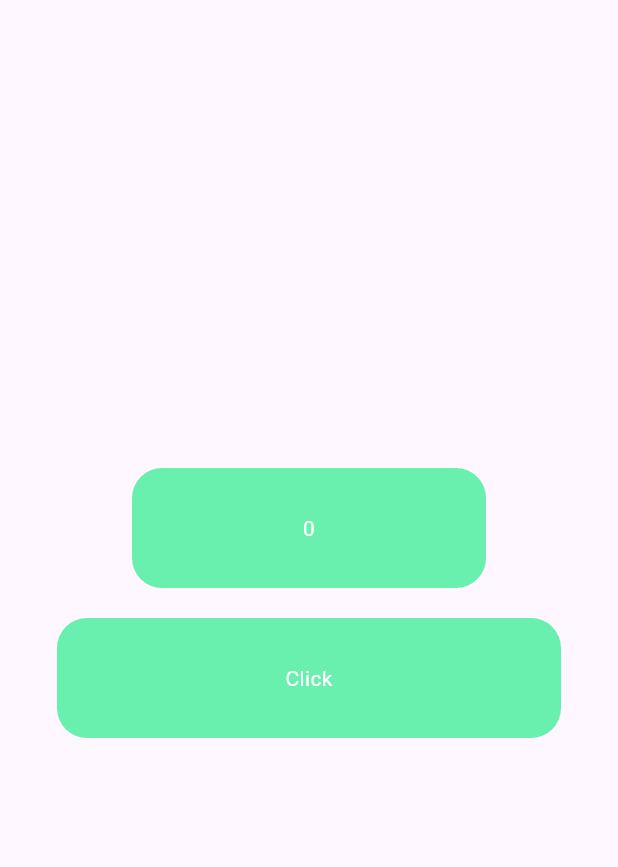
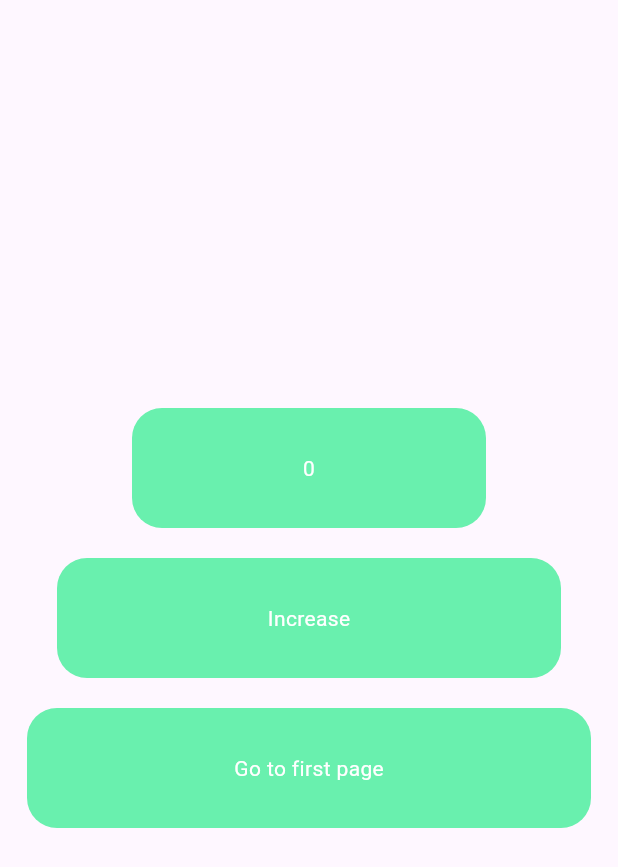
Before and after one commit to abir1219/getx_tutorial, a Flutter app: the screen it shows after launch, on a phone screen of 412 x 824 dp. Shown: the top 867 px of the screen. Run offline on Flutter 3.47's test engine with Material 2 defaults, Android fonts, the phone set to English and light mode, and no system bars; our stand-ins replace get.

```diff
--- a/lib/main.dart
+++ b/lib/main.dart
@@ -1,4 +1,5 @@
 import 'package:flutter/material.dart';
+import 'package:get/get_navigation/src/root/get_material_app.dart';
 import 'package:getx_tutorial/screens/my_home_page.dart';
 
 void main() {
@@ -11,7 +12,7 @@ class MyApp extends StatelessWidget {
   // This widget is the root of your application.
   @override
   Widget build(BuildContext context) {
-    return MaterialApp(
+    return GetMaterialApp(
       title: 'Getx Practice',
       debugShowCheckedModeBanner: false,
       theme: ThemeData(
--- a/lib/screens/my_home_page.dart
+++ b/lib/screens/my_home_page.dart
@@ -2,6 +2,7 @@ import 'package:flutter/material.dart';
 import 'package:get/get.dart';
 import 'package:get/get_core/src/get_main.dart';
 import 'package:getx_tutorial/controller/tap_controller.dart';
+import 'package:getx_tutorial/screens/first_page.dart';
 
 class MyHomePage extends StatelessWidget {
   const MyHomePage({super.key});
@@ -52,12 +53,33 @@ class MyHomePage extends StatelessWidget {
                     borderRadius: BorderRadius.circular(20)),
                 child: const Center(
                     child: Text(
-                  "Click",
+                  "Increase",
                   style: TextStyle(
                     color: Colors.white,
                     fontSize: 14,
                   ),
                 )),
+              ),
+            ),
+            GestureDetector(
+              onTap: () {
+                Get.to(const FirstPage());
+              },
+              child: Container(
+                // margin: const EdgeInsets.all(20),
+                width: double.maxFinite,
+                height: 80,
+                decoration: BoxDecoration(
+                    color: Colors.greenAccent,
+                    borderRadius: BorderRadius.circular(20)),
+                child: const Center(
+                    child: Text(
+                      "Go to first page",
+                      style: TextStyle(
+                        color: Colors.white,
+                        fontSize: 14,
+                      ),
+                    )),
               ),
             )
           ],
```
Also changed, not shown: lib/controller/tap_controller.dart (+8 -1 lines), lib/screens/first_page.dart (added, +68 -0 lines).
